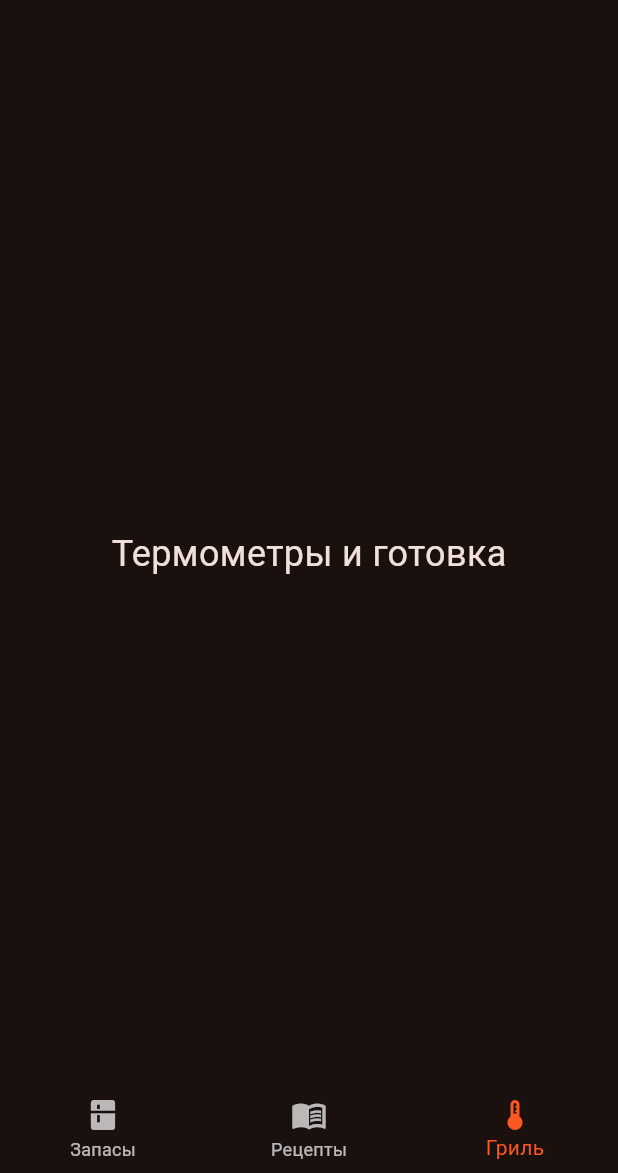
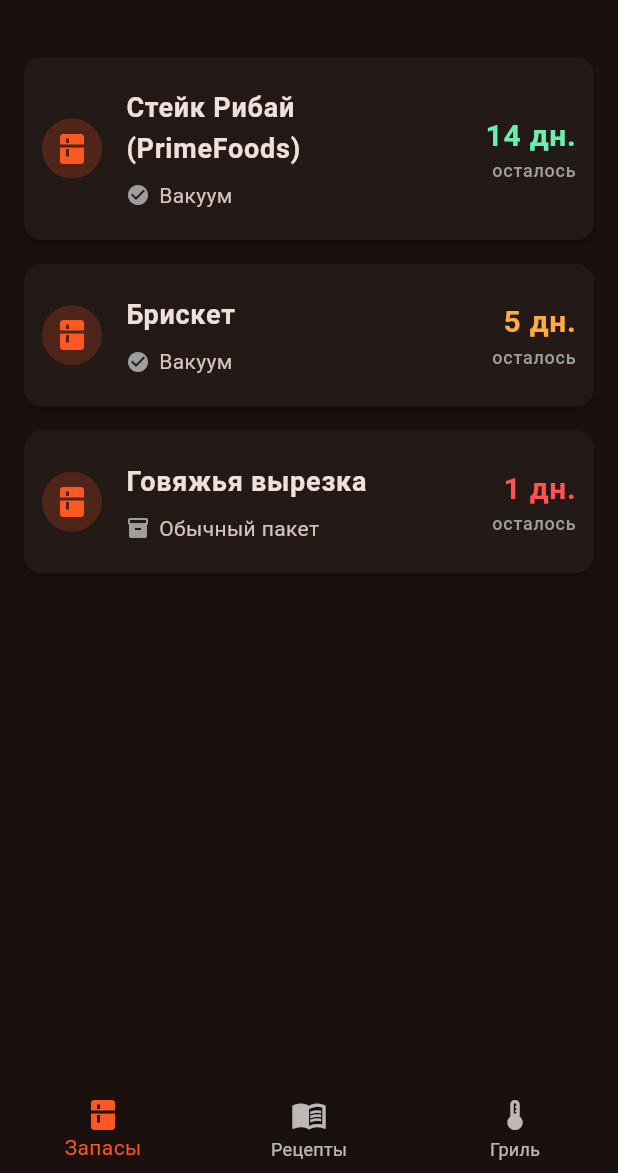
Before and after one commit to denis71reg/termoflow, a Flutter app: the screen it shows after launch, on a phone screen of 412 x 824 dp, the part 63-1236 px from its top. Run offline on Flutter 3.47's test engine with Material 3 defaults, Android fonts, the light colour scheme and no system bars.

Commit message:
Добавлен экран Холодильник

```diff
--- a/lib/main.dart
+++ b/lib/main.dart
@@ -31,12 +31,12 @@ class MainScreen extends StatefulWidget {
 }
 
 class _MainScreenState extends State<MainScreen> {
-  // Начинаем со вкладки "Гриль" (индекс 2)
-  int _selectedIndex = 2;
+  // Начинаем со вкладки "Запасы" (индекс 0), чтобы сразу увидеть результат
+  int _selectedIndex = 0;
 
-  // Заглушки для наших будущих экранов
+  // Подключаем наш новый экран вместо первой заглушки
   static const List<Widget> _screens = <Widget>[
-    Center(child: Text('Холодильники и запасы', style: TextStyle(fontSize: 24))),
+    InventoryScreen(),
     Center(child: Text('Рецепты', style: TextStyle(fontSize: 24))),
     Center(child: Text('Термометры и готовка', style: TextStyle(fontSize: 24))),
   ];
@@ -77,3 +77,76 @@ class _MainScreenState extends State<MainScreen> {
     );
   }
 }
+
+class InventoryScreen extends StatelessWidget {
+  const InventoryScreen({super.key});
+
+  @override
+  Widget build(BuildContext context) {
+    // Временные данные для проверки интерфейса
+    final List<Map<String, dynamic>> items = [
+      {'name': 'Стейк Рибай (PrimeFoods)', 'package': 'Вакуум', 'daysLeft': 14},
+      {'name': 'Брискет', 'package': 'Вакуум', 'daysLeft': 5},
+      {'name': 'Говяжья вырезка', 'package': 'Обычный пакет', 'daysLeft': 1},
+    ];
+
+    return ListView.builder(
+      padding: const EdgeInsets.only(top: 16),
+      itemCount: items.length,
+      itemBuilder: (context, index) {
+        final item = items[index];
+        final int days = item['daysLeft'];
+
+        // Логика цветовой индикации сроков
+        Color daysColor = Colors.greenAccent; // Всё отлично
+        if (days <= 2) {
+          daysColor = Colors.redAccent; // Срочно готовить
+        } else if (days <= 6) {
+          daysColor = Colors.orangeAccent; // Скоро истекает
+        }
+
+        return Card(
+          margin: const EdgeInsets.symmetric(horizontal: 16, vertical: 8),
+          elevation: 2,
+          shape: RoundedRectangleBorder(borderRadius: BorderRadius.circular(12)),
+          child: ListTile(
+            contentPadding: const EdgeInsets.all(12),
+            leading: CircleAvatar(
+              backgroundColor: Colors.deepOrange.withOpacity(0.2),
+              child: const Icon(Icons.kitchen, color: Colors.deepOrange),
+            ),
+            title: Text(
+              item['name'],
+              style: const TextStyle(fontWeight: FontWeight.bold, fontSize: 18)
+            ),
+            subtitle: Padding(
+              padding: const EdgeInsets.only(top: 8.0),
+              child: Row(
+                children: [
+                  Icon(
+                    item['package'] == 'Вакуум' ? Icons.check_circle : Icons.inventory_2,
+                    size: 16,
+                    color: Colors.grey
+                  ),
+                  const SizedBox(width: 6),
+                  Text(item['package']),
+                ],
+              ),
+            ),
+            trailing: Column(
+              mainAxisAlignment: MainAxisAlignment.center,
+              crossAxisAlignment: CrossAxisAlignment.end,
+              children: [
+                Text(
+                  '$days дн.',
+                  style: TextStyle(color: daysColor, fontWeight: FontWeight.bold, fontSize: 20)
+                ),
+                const Text('осталось', style: TextStyle(fontSize: 12, color: Colors.grey)),
+              ],
+            ),
+          ),
+        );
+      },
+    );
+  }
+}
```
